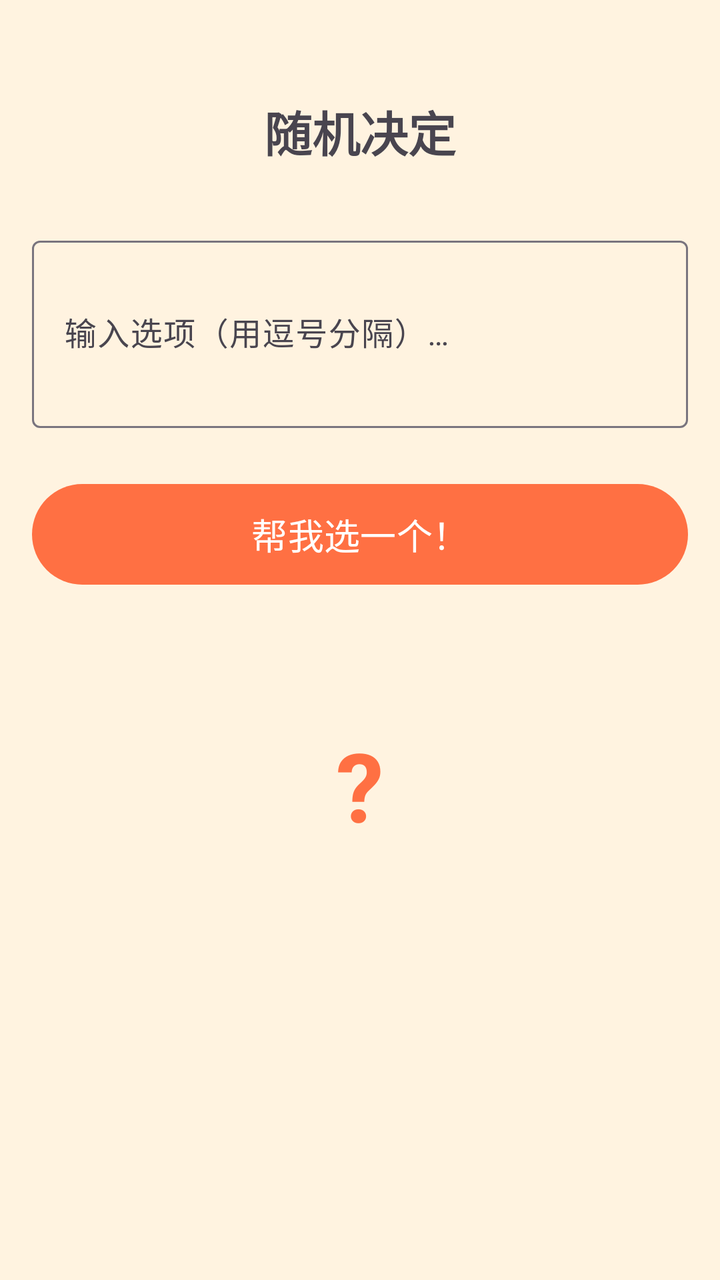
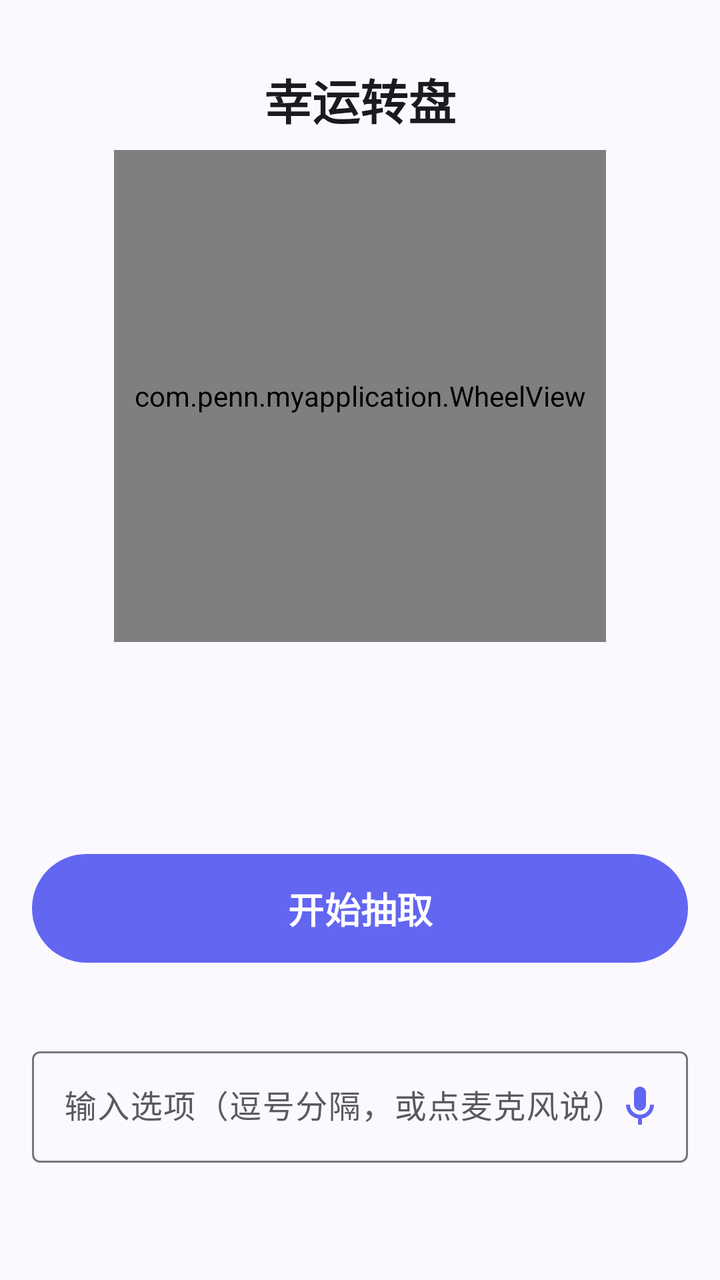

An Android layout rendered at two revisions. The XML below is the earlier revision; the diff shows what the commit changed to produce the second picture.
<!-- AndroidManifest.xml: application theme Theme.GuessTheNumber -->
<!-- res/layout/activity_random_picker.xml -->
<?xml version="1.0" encoding="utf-8"?>
<androidx.constraintlayout.widget.ConstraintLayout xmlns:android="http://schemas.android.com/apk/res/android"
    xmlns:app="http://schemas.android.com/apk/res-auto"
    xmlns:tools="http://schemas.android.com/tools"
    android:id="@+id/main"
    android:layout_width="match_parent"
    android:layout_height="match_parent"
    android:padding="16dp"
    tools:context=".RandomPickerActivity">

    <TextView
        android:id="@+id/tv_title"
        android:layout_width="wrap_content"
        android:layout_height="wrap_content"
        android:layout_marginTop="32dp"
        android:text="随机决定"
        android:textSize="24sp"
        android:textStyle="bold"
        app:layout_constraintEnd_toEndOf="parent"
        app:layout_constraintStart_toStartOf="parent"
        app:layout_constraintTop_toTopOf="parent" />

    <com.google.android.material.textfield.TextInputLayout
        android:id="@+id/til_options"
        android:layout_width="match_parent"
        android:layout_height="wrap_content"
        android:layout_marginTop="32dp"
        android:hint="输入选项（用逗号分隔）\n例如：火锅,烧烤,日料"
        app:layout_constraintTop_toBottomOf="@+id/tv_title">

        <com.google.android.material.textfield.TextInputEditText
            android:id="@+id/et_options"
            android:layout_width="match_parent"
            android:layout_height="wrap_content"
            android:inputType="textMultiLine"
            android:lines="3" />
    </com.google.android.material.textfield.TextInputLayout>

    <Button
        android:id="@+id/btn_pick"
        android:layout_width="match_parent"
        android:layout_height="wrap_content"
        android:layout_marginTop="24dp"
        android:paddingVertical="12dp"
        android:text="帮我选一个！"
        android:textSize="18sp"
        app:layout_constraintTop_toBottomOf="@+id/til_options" />

    <TextView
        android:id="@+id/tv_result"
        android:layout_width="wrap_content"
        android:layout_height="wrap_content"
        android:layout_marginTop="64dp"
        android:gravity="center"
        android:text="?"
        android:textColor="@color/warm_primary"
        android:textSize="48sp"
        android:textStyle="bold"
        app:layout_constraintEnd_toEndOf="parent"
        app:layout_constraintStart_toStartOf="parent"
        app:layout_constraintTop_toBottomOf="@+id/btn_pick" />

</androidx.constraintlayout.widget.ConstraintLayout>
<!-- resources referenced by this layout -->
<resources>
  <color name="warm_primary">#FF7043</color>
  <style name="Base.Theme.GuessTheNumber" parent="Theme.Material3.DayNight.NoActionBar">
          
          <item name="colorPrimary">@color/warm_primary</item>
          <item name="colorPrimaryContainer">@color/warm_accent</item>
          <item name="colorOnPrimary">@color/white</item>
          <item name="android:statusBarColor">@color/warm_bg</item>
          <item name="android:windowLightStatusBar">true</item>
          <item name="android:windowBackground">@color/warm_bg</item>
      </style>
  <color name="warm_accent">#FFAB91</color>
  <color name="white">#FFFFFFFF</color>
  <color name="warm_bg">#FFF3E0</color>
  <!-- unchanged entries left out for length: 1 -->
</resources>

<!-- the commit's change to res/layout/activity_random_picker.xml (unified diff, before → after) -->
@@ -5,6 +5,7 @@
     android:id="@+id/main"
     android:layout_width="match_parent"
     android:layout_height="match_parent"
+    android:background="@color/background"
     android:padding="16dp"
     tools:context=".RandomPickerActivity">
 
@@ -12,52 +13,80 @@
         android:id="@+id/tv_title"
         android:layout_width="wrap_content"
         android:layout_height="wrap_content"
-        android:layout_marginTop="32dp"
-        android:text="随机决定"
+        android:layout_marginTop="16dp"
+        android:text="幸运转盘"
         android:textSize="24sp"
         android:textStyle="bold"
+        android:textColor="@color/text_primary"
         app:layout_constraintEnd_toEndOf="parent"
         app:layout_constraintStart_toStartOf="parent"
         app:layout_constraintTop_toTopOf="parent" />
+
+    <com.penn.myapplication.WheelView
+        android:id="@+id/wheel_view"
+        android:layout_width="0dp"
+        android:layout_height="0dp"
+        android:layout_marginTop="8dp"
+        app:layout_constraintTop_toBottomOf="@+id/tv_title"
+        app:layout_constraintStart_toStartOf="parent"
+        app:layout_constraintEnd_toEndOf="parent"
+        app:layout_constraintDimensionRatio="1:1"
+        app:layout_constraintWidth_percent="0.75"
+        app:layout_constraintVertical_chainStyle="packed" />
+
+    <LinearLayout
+        android:id="@+id/result_container"
+        android:layout_width="match_parent"
+        android:layout_height="70dp"
+        android:layout_marginTop="16dp"
+        android:gravity="center"
+        android:orientation="vertical"
+        app:layout_constraintTop_toBottomOf="@+id/wheel_view">
+
+        <TextView
+            android:id="@+id/tv_result"
+            android:layout_width="wrap_content"
+            android:layout_height="wrap_content"
+            android:text=""
+            android:textColor="?attr/colorPrimary"
+            android:textSize="28sp"
+            android:textStyle="bold"
+            android:visibility="invisible" />
+
+    </LinearLayout>
+
+    <com.google.android.material.button.MaterialButton
+        android:id="@+id/btn_pick"
+        android:layout_width="match_parent"
+        android:layout_height="wrap_content"
+        android:layout_marginTop="16dp"
+        android:layout_marginBottom="12dp"
+        android:paddingVertical="14dp"
+        android:text="开始抽取"
+        android:textSize="18sp"
+        app:backgroundTint="?attr/colorPrimary"
+        app:layout_constraintTop_toBottomOf="@+id/result_container" />
 
     <com.google.android.material.textfield.TextInputLayout
         android:id="@+id/til_options"
         android:layout_width="match_parent"
         android:layout_height="wrap_content"
-        android:layout_marginTop="32dp"
-        android:hint="输入选项（用逗号分隔）\n例如：火锅,烧烤,日料"
-        app:layout_constraintTop_toBottomOf="@+id/tv_title">
+        android:hint="输入选项（逗号分隔，或点麦克风说）"
+        android:layout_marginTop="8dp"
+        android:layout_marginBottom="16dp"
+        app:endIconContentDescription="语音输入"
+        app:endIconDrawable="@drawable/ic_mic"
+        app:endIconMode="custom"
+        app:endIconTint="?attr/colorPrimary"
+        app:layout_constraintTop_toBottomOf="@+id/btn_pick"
+        app:layout_constraintBottom_toBottomOf="parent">
 
         <com.google.android.material.textfield.TextInputEditText
             android:id="@+id/et_options"
             android:layout_width="match_parent"
             android:layout_height="wrap_content"
-            android:inputType="textMultiLine"
-            android:lines="3" />
+            android:inputType="text"
+            android:maxLines="2" />
     </com.google.android.material.textfield.TextInputLayout>
 
-    <Button
-        android:id="@+id/btn_pick"
-        android:layout_width="match_parent"
-        android:layout_height="wrap_content"
-        android:layout_marginTop="24dp"
-        android:paddingVertical="12dp"
-        android:text="帮我选一个！"
-        android:textSize="18sp"
-        app:layout_constraintTop_toBottomOf="@+id/til_options" />
-
-    <TextView
-        android:id="@+id/tv_result"
-        android:layout_width="wrap_content"
-        android:layout_height="wrap_content"
-        android:layout_marginTop="64dp"
-        android:gravity="center"
-        android:text="?"
-        android:textColor="@color/warm_primary"
-        android:textSize="48sp"
-        android:textStyle="bold"
-        app:layout_constraintEnd_toEndOf="parent"
-        app:layout_constraintStart_toStartOf="parent"
-        app:layout_constraintTop_toBottomOf="@+id/btn_pick" />
-
 </androidx.constraintlayout.widget.ConstraintLayout>
<!-- resource entries referenced after the edit -->
@@ -1,18 +1,135 @@
 <!-- resources referenced by this layout -->
 <resources>
-  <color name="warm_primary">#FF7043</color>
+  <color name="background">#FBF9FE</color>
+  <color name="text_primary">#1B1B1F</color>
+  <!-- drawable ic_mic (drawable) -->
+  <vector xmlns:android="http://schemas.android.com/apk/res/android"
+      android:width="24dp"
+      android:height="24dp"
+      android:viewportWidth="24"
+      android:viewportHeight="24">
+      <path
+          android:fillColor="#FF000000"
+          android:pathData="M12,14c1.66,0 3,-1.34 3,-3V5c0,-1.66 -1.34,-3 -3,-3S9,3.34 9,5v6c0,1.66 1.34,3 3,3zM17,11c0,2.76 -2.24,5 -5,5s-5,-2.24 -5,-5H5c0,3.53 2.61,6.43 6,6.92V21h2v-3.08c3.39,-0.49 6,-3.39 6,-6.92h-2z" />
+  </vector>
   <style name="Base.Theme.GuessTheNumber" parent="Theme.Material3.DayNight.NoActionBar">
           
-          <item name="colorPrimary">@color/warm_primary</item>
-          <item name="colorPrimaryContainer">@color/warm_accent</item>
-          <item name="colorOnPrimary">@color/white</item>
-          <item name="android:statusBarColor">@color/warm_bg</item>
+          <item name="colorPrimary">@color/primary</item>
+          <item name="colorOnPrimary">@color/on_primary</item>
+          <item name="colorPrimaryContainer">@color/primary_container</item>
+          <item name="colorOnPrimaryContainer">@color/on_primary_container</item>
+          <item name="colorPrimaryInverse">@color/primary_light</item>
+  
+          
+          <item name="colorSecondary">@color/secondary</item>
+          <item name="colorOnSecondary">@color/on_secondary</item>
+          <item name="colorSecondaryContainer">@color/secondary_container</item>
+          <item name="colorOnSecondaryContainer">@color/on_secondary_container</item>
+          <item name="colorTertiary">@color/tertiary</item>
+          <item name="colorOnTertiary">@color/on_tertiary</item>
+          <item name="colorTertiaryContainer">@color/tertiary_container</item>
+          <item name="colorOnTertiaryContainer">@color/on_tertiary_container</item>
+  
+          
+          <item name="android:colorBackground">@color/background</item>
+          <item name="colorSurface">@color/surface</item>
+          <item name="colorOnSurface">@color/text_primary</item>
+          <item name="colorOnSurfaceVariant">@color/text_secondary</item>
+          <item name="colorSurfaceVariant">@color/surface_variant</item>
+          <item name="colorSurfaceContainerLowest">@color/surface_container_lowest</item>
+          <item name="colorSurfaceContainerLow">@color/surface_container_low</item>
+          <item name="colorSurfaceContainer">@color/surface_container</item>
+          <item name="colorSurfaceContainerHigh">@color/surface_container_high</item>
+          <item name="colorSurfaceContainerHighest">@color/surface_container_highest</item>
+          <item name="colorOutline">@color/outline</item>
+          <item name="colorOutlineVariant">@color/outline_variant</item>
+          <item name="colorError">@color/error</item>
+          <item name="colorErrorContainer">@color/error_container</item>
+  
+          
+          <item name="android:statusBarColor">@android:color/transparent</item>
+          <item name="android:navigationBarColor">@android:color/transparent</item>
           <item name="android:windowLightStatusBar">true</item>
-          <item name="android:windowBackground">@color/warm_bg</item>
+          <item name="android:windowLightNavigationBar" tools:targetApi="o_mr1">true</item>
+          <item name="android:windowBackground">@color/background</item>
+          <item name="android:enforceStatusBarContrast" tools:targetApi="q">false</item>
+          <item name="android:enforceNavigationBarContrast" tools:targetApi="q">false</item>
+  
+          
+          <item name="shapeAppearanceCornerSmall">@style/Shape.App.Small</item>
+          <item name="shapeAppearanceCornerMedium">@style/Shape.App.Medium</item>
+          <item name="shapeAppearanceCornerLarge">@style/Shape.App.Large</item>
+          <item name="shapeAppearanceCornerExtraLarge">@style/Shape.App.ExtraLarge</item>
+  
+          
+          <item name="materialCardViewStyle">@style/Widget.App.CardView</item>
+          <item name="bottomNavigationStyle">@style/Widget.App.BottomNavigationView</item>
+          <item name="materialButtonStyle">@style/Widget.App.Button</item>
+          <item name="borderlessButtonStyle">@style/Widget.App.Button.TextButton</item>
+          <item name="dialogCornerRadius">32dp</item>
       </style>
-  <color name="warm_accent">#FFAB91</color>
-  <color name="white">#FFFFFFFF</color>
-  <color name="warm_bg">#FFF3E0</color>
+  <color name="primary">#6366F1</color>
+  <color name="on_primary">#FFFFFF</color>
+  <color name="primary_container">#E1E0FF</color>
+  <color name="on_primary_container">#1A1B78</color>
+  <color name="primary_light">#818CF8</color>
+  <color name="secondary">#8B5CF6</color>
+  <color name="on_secondary">#FFFFFF</color>
+  <color name="secondary_container">#E9DDFF</color>
+  <color name="on_secondary_container">#2B0093</color>
+  <color name="tertiary">#EC4899</color>
+  <color name="on_tertiary">#FFFFFF</color>
+  <color name="tertiary_container">#FFD9E6</color>
+  <color name="on_tertiary_container">#3E001D</color>
+  <color name="surface">#FFFFFF</color>
+  <color name="text_secondary">#5A5960</color>
+  <color name="surface_variant">#E6E1EC</color>
+  <color name="surface_container_lowest">#FFFFFF</color>
+  <color name="surface_container_low">#F5F2FA</color>
+  <color name="surface_container">#EFECF4</color>
+  <color name="surface_container_high">#EAE7F0</color>
+  <color name="surface_container_highest">#E4E1EB</color>
+  <color name="outline">#787680</color>
+  <color name="outline_variant">#C8C4D2</color>
+  <color name="error">#BA1A1A</color>
+  <color name="error_container">#FFDAD6</color>
+  <style name="Shape.App.Small" parent="ShapeAppearance.Material3.Corner.Small">
+          <item name="cornerSize">12dp</item>
+      </style>
+  <style name="Shape.App.Medium" parent="ShapeAppearance.Material3.Corner.Medium">
+          <item name="cornerSize">20dp</item>
+      </style>
+  <style name="Shape.App.Large" parent="ShapeAppearance.Material3.Corner.Large">
+          <item name="cornerSize">28dp</item>
+      </style>
+  <style name="Shape.App.ExtraLarge" parent="ShapeAppearance.Material3.Corner.ExtraLarge">
+          <item name="cornerSize">32dp</item>
+      </style>
+  <style name="Widget.App.CardView" parent="Widget.Material3.CardView.Elevated">
+          <item name="cardBackgroundColor">?attr/colorSurfaceContainerLow</item>
+          <item name="cardCornerRadius">24dp</item>
+          <item name="cardElevation">0dp</item>
+          <item name="strokeWidth">0dp</item>
+          <item name="contentPadding">16dp</item>
+      </style>
+  <style name="Widget.App.BottomNavigationView" parent="Widget.Material3.BottomNavigationView">
+          <item name="elevation">0dp</item>
+          <item name="labelVisibilityMode">labeled</item>
+      </style>
+  <style name="Widget.App.Button" parent="Widget.Material3.Button">
+          <item name="shapeAppearanceOverlay">@style/Shape.App.Button.Pill</item>
+          <item name="android:minHeight">52dp</item>
+          <item name="android:paddingStart">24dp</item>
+          <item name="android:paddingEnd">24dp</item>
+          <item name="android:textSize">15sp</item>
+          <item name="android:textStyle">bold</item>
+      </style>
+  <style name="Widget.App.Button.TextButton" parent="Widget.Material3.Button.TextButton">
+          <item name="android:textStyle">bold</item>
+      </style>
+  <style name="Shape.App.Button.Pill" parent="">
+          <item name="cornerSize">50%</item>
+      </style>
   <!-- unchanged entries left out for length: 1 -->
 </resources>
 
